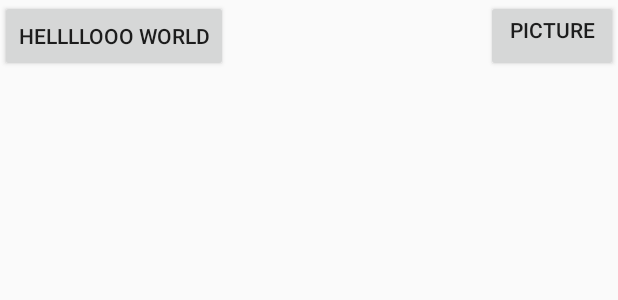
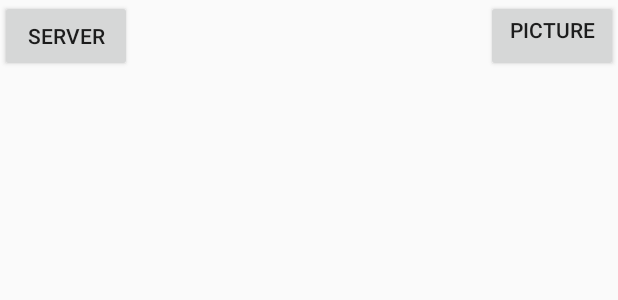
Before and after one commit to sQUARys/MelApp, an Android app: the layout activity_main.xml on its own in the app's theme, with its tools: preview values and no code run, on a phone screen of 412 x 824 dp. Shown: the top 300 px of the screen. Run offline under Robolectric (Android 15) with nearby library versions, the phone set to English and light mode, and no system bars.

```diff
--- a/MyApplication/app/src/main/res/layout/activity_main.xml
+++ b/MyApplication/app/src/main/res/layout/activity_main.xml
@@ -11,7 +11,7 @@
         android:layout_height="wrap_content"
         android:id="@+id/btn"
         android:onClick="OnClick"
-        android:text="HELLLLOOO WORLD"></Button>
+        android:text="Server"></Button>
 
     <TextView
         android:layout_width="wrap_content"
```
